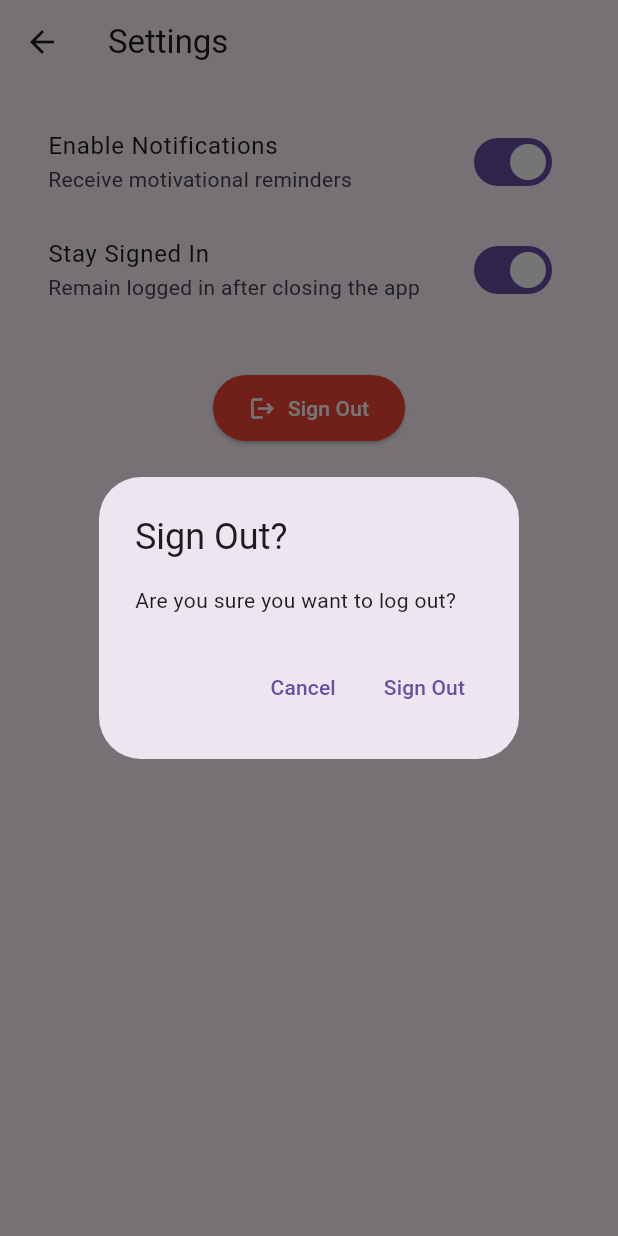
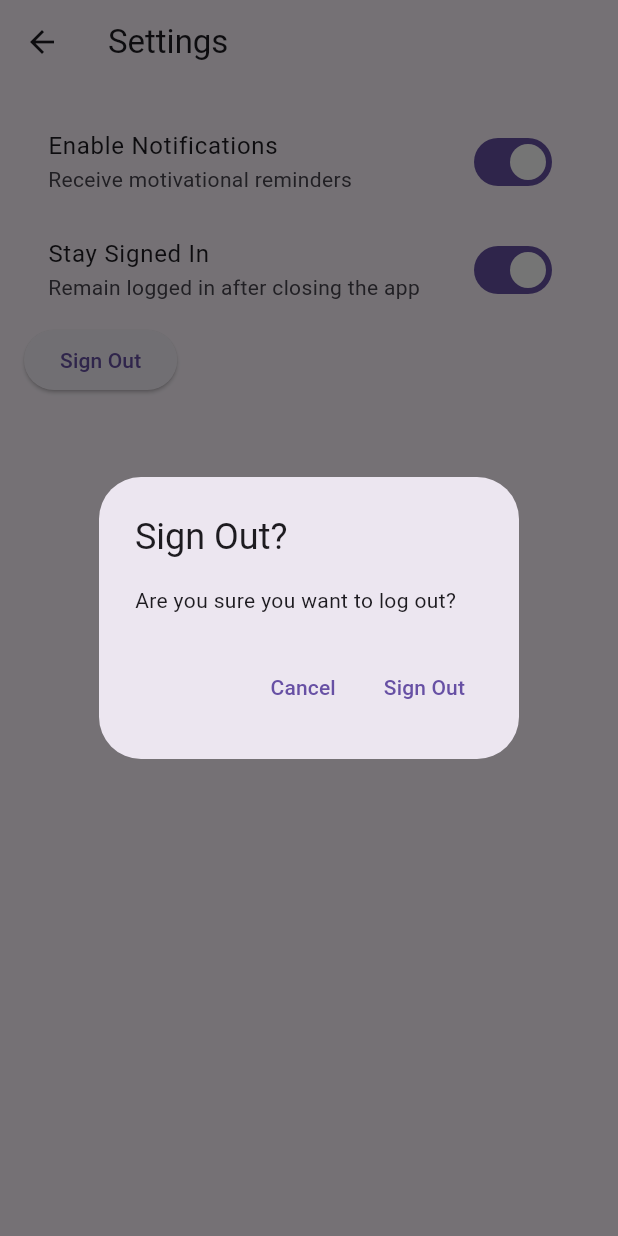
Before and after one commit to xyberii4/nittyquitty, a Flutter app: the SettingsScreen screen opened directly, after a tap on "Sign Out", on a phone screen of 412 x 824 dp. Run offline on Flutter 3.47's test engine with Material 3 defaults, Android fonts, the phone set to English and light mode, and no system bars; our stand-ins replace fl_chart, flutter_local_notifications, shared_preferences; accounts and stored records are empty; network calls fail.

Commit message:
Fixed sign out button bug

```diff
--- a/Frontend/lib/screens/settingspage.dart
+++ b/Frontend/lib/screens/settingspage.dart
@@ -1,4 +1,5 @@
 import 'package:flutter/material.dart';
+import 'package:nittyquitty/screens/landing_screen.dart';
 import 'package:shared_preferences/shared_preferences.dart';
 
 class SettingsScreen extends StatefulWidget {
@@ -62,16 +63,7 @@ class _SettingsScreenState extends State<SettingsScreen> {
               },
             ),
 
-            const SizedBox(height: 32),
-            Center(
-              child: ElevatedButton.icon(
-                icon: const Icon(Icons.logout),
-                label: const Text("Sign Out"),
-                style: ElevatedButton.styleFrom(
-                  backgroundColor: Colors.red,
-                  foregroundColor: Colors.white,
-                  padding: const EdgeInsets.symmetric(horizontal: 24, vertical: 12),
-                ),
+            ElevatedButton(
               onPressed: () async {
                 final confirm = await showDialog(
                   context: context,
@@ -79,8 +71,14 @@ class _SettingsScreenState extends State<SettingsScreen> {
                     title: const Text("Sign Out?"),
                     content: const Text("Are you sure you want to log out?"),
                     actions: [
-                        TextButton(onPressed: () => Navigator.pop(context, false), child: const Text("Cancel")),
-                        TextButton(onPressed: () => Navigator.pop(context, true), child: const Text("Sign Out")),
+                      TextButton(
+                        onPressed: () => Navigator.pop(context, false),
+                        child: const Text("Cancel"),
+                      ),
+                      TextButton(
+                        onPressed: () => Navigator.pop(context, true),
+                        child: const Text("Sign Out"),
+                      ),
                     ],
                   ),
                 );
@@ -88,15 +86,15 @@ class _SettingsScreenState extends State<SettingsScreen> {
                 if (confirm == true) {
                   final prefs = await SharedPreferences.getInstance();
                   await prefs.remove('user_id');
+                  await prefs.setBool('staySignedIn', false);
 
-                    if (!context.mounted) return;
-                    Navigator.of(context).pushNamedAndRemoveUntil(
-                      '/', // or your login route
+                  Navigator.of(context).pushAndRemoveUntil(
+                    MaterialPageRoute(builder: (_) => LandingScreen()),
                     (route) => false,
                   );
                 }
-                }
-              )
+              },
+              child: const Text("Sign Out"),
             ),
           ],
         ),
```
Lines whose indentation alone changed are shown as unchanged.
